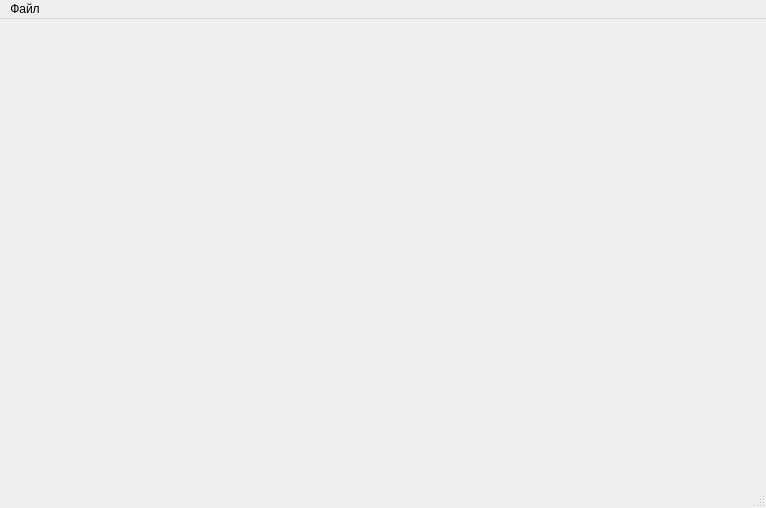
Before: the Qt Designer form assets/MainWindow.ui in ioyurev/fusion-analysis, drawn with Qt 5.
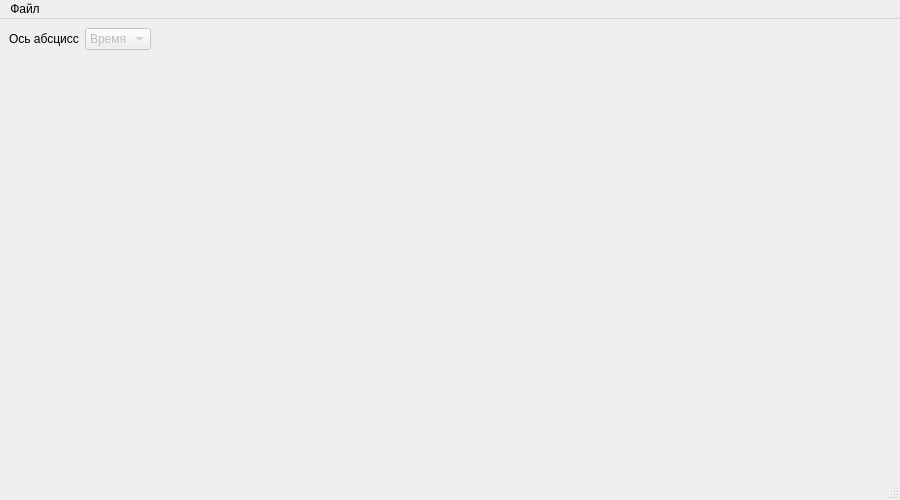
After: the same form once the commit is applied. Icons and pictures are not drawn.

```diff
--- a/assets/MainWindow.ui
+++ b/assets/MainWindow.ui
@@ -6,8 +6,8 @@
    <rect>
     <x>0</x>
     <y>0</y>
-    <width>766</width>
-    <height>508</height>
+    <width>900</width>
+    <height>500</height>
    </rect>
   </property>
   <property name="windowTitle">
@@ -18,8 +18,52 @@
     <normaloff>:/icon.png</normaloff>:/icon.png</iconset>
   </property>
   <widget class="QWidget" name="centralwidget">
-   <layout class="QGridLayout" name="gridLayout_2" columnstretch="0">
+   <layout class="QGridLayout" name="gridLayout_2" columnstretch="0,0,0,1">
     <item row="0" column="0">
+     <layout class="QGridLayout" name="gridLayout" rowstretch="1,1,0">
+      <item row="0" column="0">
+       <widget class="QLabel" name="label">
+        <property name="text">
+         <string>Ось абсцисс</string>
+        </property>
+       </widget>
+      </item>
+      <item row="0" column="1">
+       <widget class="QComboBox" name="combobox_xaxis">
+        <property name="enabled">
+         <bool>false</bool>
+        </property>
+        <item>
+         <property name="text">
+          <string>Время</string>
+         </property>
+        </item>
+        <item>
+         <property name="text">
+          <string>Темп.</string>
+         </property>
+        </item>
+       </widget>
+      </item>
+      <item row="2" column="0">
+       <spacer name="verticalSpacer">
+        <property name="orientation">
+         <enum>Qt::Vertical</enum>
+        </property>
+        <property name="sizeHint" stdset="0">
+         <size>
+          <width>20</width>
+          <height>40</height>
+         </size>
+        </property>
+       </spacer>
+      </item>
+      <item row="1" column="0" colspan="2">
+       <layout class="QVBoxLayout" name="segments_tree_layout"/>
+      </item>
+     </layout>
+    </item>
+    <item row="0" column="3">
      <layout class="QVBoxLayout" name="plot_layout"/>
     </item>
    </layout>
@@ -29,7 +73,7 @@
     <rect>
      <x>0</x>
      <y>0</y>
-     <width>766</width>
+     <width>900</width>
      <height>22</height>
     </rect>
    </property>
```
